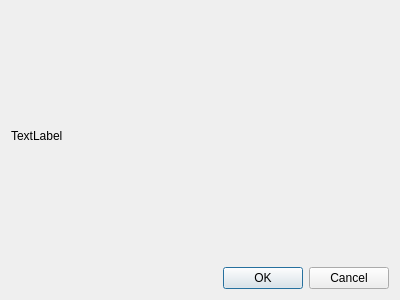
cjwhome/go3treksQt, file reconfiguredialog.ui: the form before one commit.
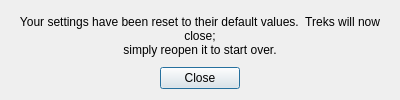
The form after the commit.

Commit message: Worked on reconfigure/update dialogs, fixed syntax error in CheckLogin.php

What changed in the file:
```diff
--- a/reconfiguredialog.ui
+++ b/reconfiguredialog.ui
@@ -7,7 +7,7 @@
     <x>0</x>
     <y>0</y>
     <width>400</width>
-    <height>300</height>
+    <height>100</height>
    </rect>
   </property>
   <property name="windowTitle">
@@ -17,7 +17,14 @@
    <item>
     <widget class="QLabel" name="label">
      <property name="text">
-      <string>TextLabel</string>
+      <string>Your settings have been reset to their default values.  Treks will now close;
+simply reopen it to start over.</string>
+     </property>
+     <property name="alignment">
+      <set>Qt::AlignCenter</set>
+     </property>
+     <property name="wordWrap">
+      <bool>true</bool>
      </property>
     </widget>
    </item>
@@ -27,7 +34,10 @@
       <enum>Qt::Horizontal</enum>
      </property>
      <property name="standardButtons">
-      <set>QDialogButtonBox::Cancel|QDialogButtonBox::Ok</set>
+      <set>QDialogButtonBox::Close</set>
+     </property>
+     <property name="centerButtons">
+      <bool>true</bool>
      </property>
     </widget>
    </item>
```
Left out of the diff: 8 changed lines with no effect on the pictures. The commit also changes 7 other files.
